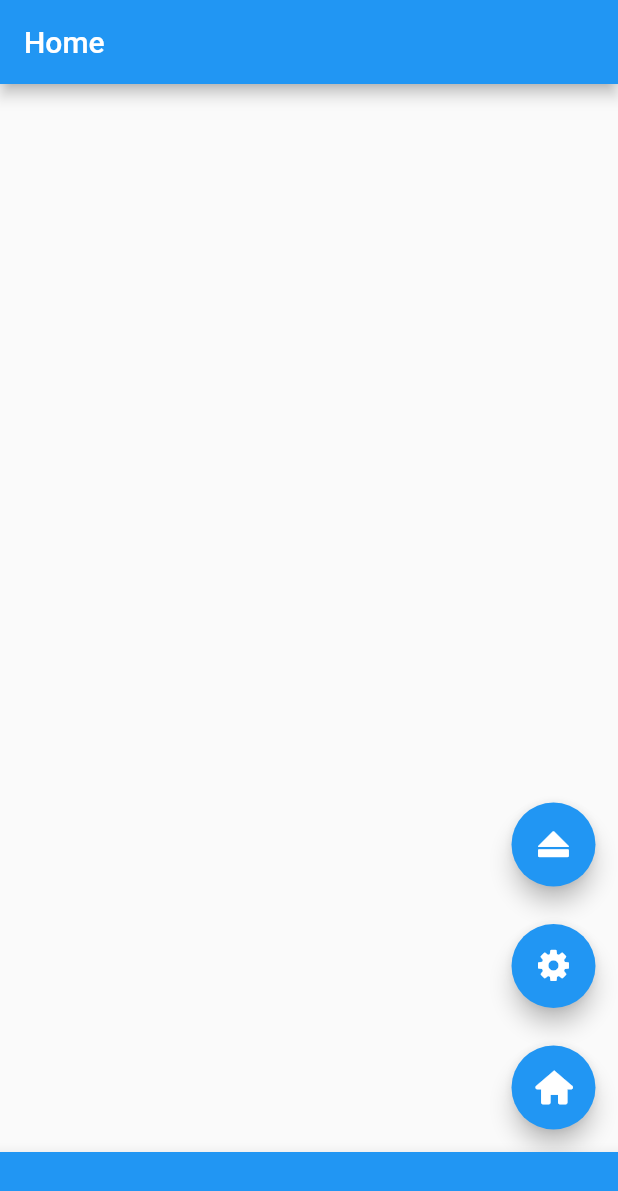
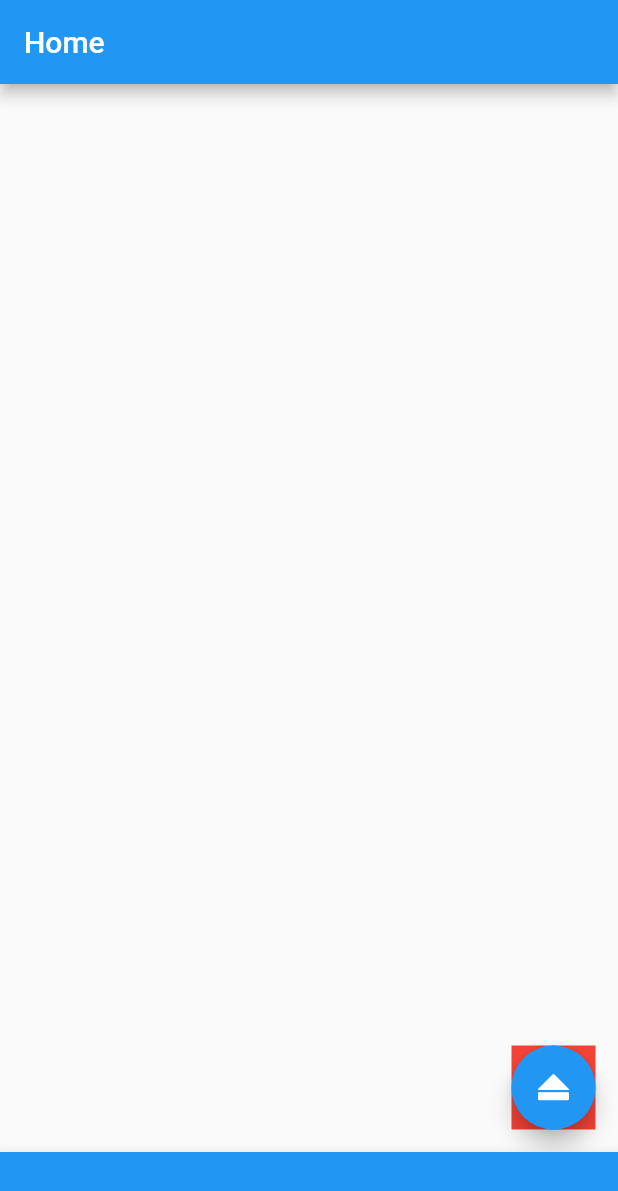
Before and after one commit to BigDeeEss/dashcam, a Flutter app: the screen it shows after launch, on a phone screen of 412 x 824 dp. Shown: the top 1191 px of the screen. Run offline on Flutter 3.47's test engine with Material 2 defaults, Android fonts, the phone set to English and light mode, and no system bars.

Commit message:
Draft implementation of dynamic FAB placment complete.

```diff
--- a/lib/base_page.dart
+++ b/lib/base_page.dart
@@ -24,6 +24,9 @@ class BasePage extends StatefulWidget {
 class _BasePageState extends State<BasePage> {
   @override
   Widget build(BuildContext context) {
+    print(MediaQuery.of(context).size);
+    Size screenSize = MediaQuery.of(context).size;
+    print(screenSize);
     return Scaffold(
       appBar: AppBar(
         title: Text(widget.title),
@@ -59,6 +62,10 @@ class _BasePageState extends State<BasePage> {
 
       //  Use a Container-Align-Column combination to locate the button list.
       body: Container(
+        constraints: BoxConstraints.expand(
+          width: double.infinity,
+          height: double.infinity,
+        ),
         child: Align(
           alignment: appSettings.buttonAlignment,
           child: Column(
@@ -67,28 +74,34 @@ class _BasePageState extends State<BasePage> {
                 ? VerticalDirection.down
                 : VerticalDirection.up,
             children: <Widget>[
+              // Padding(
+              //   padding: (appSettings.buttonAlignment.y < 0)
+              //       ? appSettings.buttonPaddingDown
+              //       : appSettings.buttonPaddingUp,
+              //   child: Button(
+              //     buttonSpec: home,
+              //     // screenSize: screenSize,
+              //   ),
+              // ),
+              // Padding(
+              //   padding: (appSettings.buttonAlignment.y < 0)
+              //       ? appSettings.buttonPaddingDown
+              //       : appSettings.buttonPaddingUp,
+              //   child: Button(
+              //     buttonSpec: settings,
+              //     // screenSize: screenSize,
+              //   ),
+              // ),
               Padding(
                 padding: (appSettings.buttonAlignment.y < 0)
                     ? appSettings.buttonPaddingDown
                     : appSettings.buttonPaddingUp,
-                child: Button(
-                  buttonSpec: home,
-                ),
-              ),
-              Padding(
-                padding: (appSettings.buttonAlignment.y < 0)
-                    ? appSettings.buttonPaddingDown
-                    : appSettings.buttonPaddingUp,
-                child: Button(
-                  buttonSpec: settings,
-                ),
-              ),
-              Padding(
-                padding: (appSettings.buttonAlignment.y < 0)
-                    ? appSettings.buttonPaddingDown
-                    : appSettings.buttonPaddingUp,
-                child: Button(
-                  buttonSpec: eject,
+                child: Container(
+                  color: Colors.red,
+                  child: Button(
+                    buttonSpec: eject,
+                    screenSize: screenSize,
+                  ),
                 ),
               ),
             ],
--- a/lib/button.dart
+++ b/lib/button.dart
@@ -9,6 +9,7 @@ class Button extends StatefulWidget {
   //  Constructor for [Button].
   const Button({
     required this.buttonSpec,
+    required this.screenSize,
     Key? key,
   }) : super(key: key);
 
@@ -16,29 +17,37 @@ class Button extends StatefulWidget {
   //  route, page title.
   final ButtonSpec buttonSpec;
 
+  final Size screenSize;
+
   @override
   _ButtonState createState() => _ButtonState();
 }
 
 class _ButtonState extends State<Button> with SingleTickerProviderStateMixin {
   //  Define the type of animation, in this case between two Offset() classes.
-  late Animation<Offset> _animation;
+  late Animation<Offset> _animation ;
 
   //  Define an animation controller.
   late AnimationController _controller;
+
+  late double? _screenWidth;
 
   @override
   void initState() {
     super.initState();
 
+    print('test1');
+    print(widget.screenSize);
+    print('test2');
+
     _controller = AnimationController(
-      duration: const Duration(milliseconds: 2500),
+      duration: const Duration(milliseconds: 5000),
       vsync: this,
       debugLabel: 'Button',
     )..forward();
 
     _animation = Tween<Offset>(
-      begin: Offset(-2.0, 0.0),
+      begin: Offset(-widget.screenSize.width / widget.buttonSpec.size, 0.0),
       end: Offset(0.0, 0.0),
     ).animate(CurvedAnimation(
       parent: _controller,
--- a/lib/button_specs.dart
+++ b/lib/button_specs.dart
@@ -21,9 +21,10 @@ Route _createRoute(ButtonSpec buttonSpec) {
 class ButtonSpec {
   //  Constructor for [routeSpec].
   const ButtonSpec({
-    required this.title,
     required this.icon,
     required this.onPressed,
+    required this.size,
+    required this.title,
   });
 
   //  [icon] is displayed on the FAB associated with [RouteSpec].
@@ -33,30 +34,37 @@ class ButtonSpec {
   //  of the associated FAB.
   final void Function(BuildContext context) onPressed;
 
+  final double size;
+
   //  [title] of screen appearing on appBar.
   final String title;
+
+  // double screenDimension(BuildContext context);
 }
 
 ButtonSpec eject = ButtonSpec(
-  title: 'Eject',
   icon: Icon(CustomIcons.eject),
   onPressed: (context) {
     Navigator.of(context).pushReplacement(_createRoute(eject));
   },
+  size: 50,
+  title: 'Eject',
 );
 
 ButtonSpec home = ButtonSpec(
-  title: 'Home',
   icon: Icon(CustomIcons.home),
   onPressed: (context) {
     Navigator.of(context).pushReplacement(_createRoute(home));
   },
+  size: 200,
+  title: 'Home',
 );
 
 ButtonSpec settings = ButtonSpec(
-  title: 'Settings',
   icon: Icon(CustomIcons.cog_1),
   onPressed: (context) {
     Navigator.of(context).pushReplacement(_createRoute(settings));
   },
+  size: 100,
+  title: 'Settings',
 );
```
